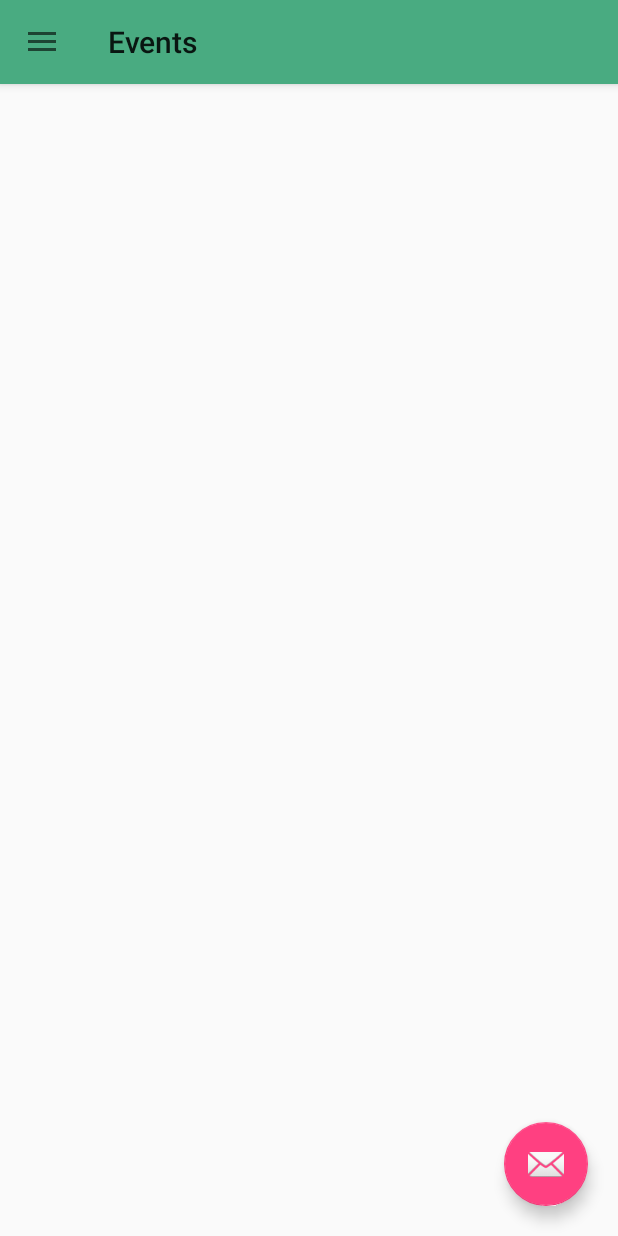
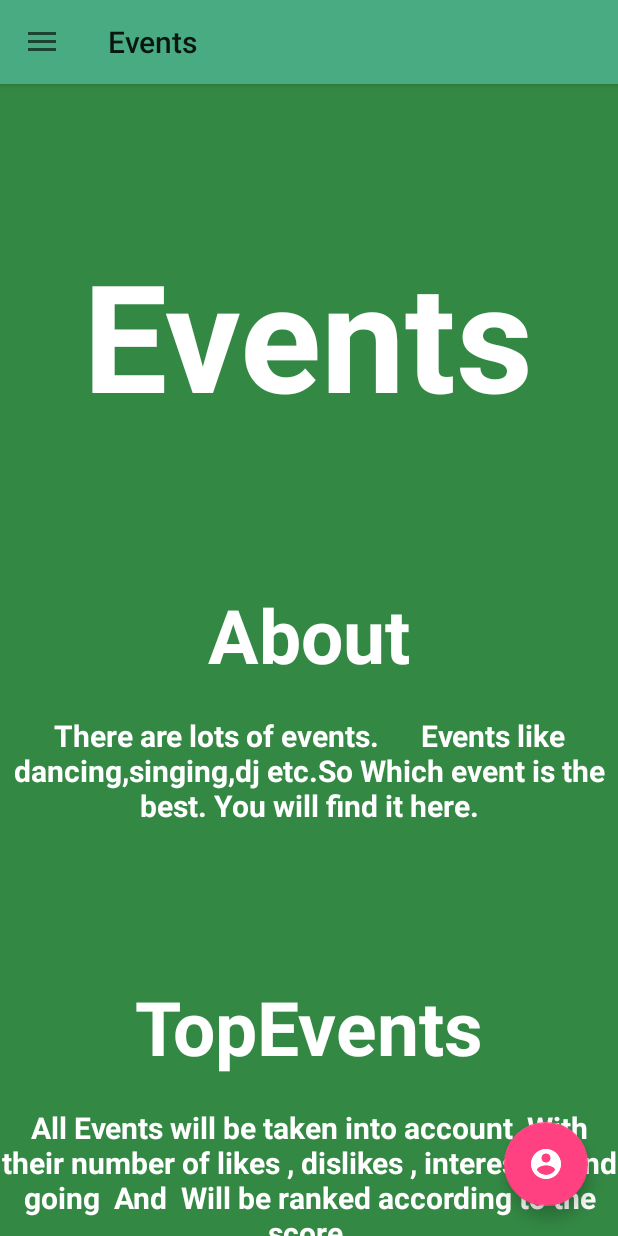
Before and after one commit to anmolduainter/Events-Android-app, an Android app: the screen it shows after launch (MainActivity), on a phone screen of 412 x 824 dp. Run offline under Robolectric (Android 15) with nearby library versions, the phone set to English and light mode, and no system bars; libraries missing offline, so code that uses them is left out: com.daimajia.androidanimations, com.loopj.android, cz.msebera.android, jp.wasabeef.glide; pictures from the network do not load; 10 statements that could not run were skipped.

Commit message:
Some Stuff Added

```diff
--- a/app/src/main/java/com/example/anmol/events/MainActivity.java
+++ b/app/src/main/java/com/example/anmol/events/MainActivity.java
@@ -1,7 +1,9 @@
 package com.example.anmol.events;
 
 import android.content.Intent;
+import android.os.Build;
 import android.support.annotation.NonNull;
+import android.support.annotation.RequiresApi;
 import android.support.design.widget.FloatingActionButton;
 import android.support.design.widget.NavigationView;
 import android.support.design.widget.Snackbar;
@@ -20,7 +22,14 @@ import android.view.View;
 import android.view.animation.TranslateAnimation;
 import android.widget.FrameLayout;
 import android.widget.ImageView;
+import android.widget.RelativeLayout;
+import android.widget.TextView;
 
+import com.bumptech.glide.Glide;
+import com.bumptech.glide.load.resource.drawable.GlideDrawable;
+import com.bumptech.glide.load.resource.gif.GifDrawable;
+import com.bumptech.glide.request.animation.GlideAnimation;
+import com.bumptech.glide.request.target.SimpleTarget;
 import com.daimajia.androidanimations.library.Techniques;
 import com.daimajia.androidanimations.library.YoYo;
 import com.example.anmol.events.Adapter.RecyclerNavAdapter;
@@ -29,12 +38,16 @@ import com.example.anmol.events.Data.login;
 import org.json.JSONException;
 import org.json.JSONObject;
 
+import jp.wasabeef.glide.transformations.BlurTransformation;
+
 public class MainActivity extends AppCompatActivity implements NavigationView.OnNavigationItemSelectedListener {
 
     DrawerLayout drawer;
     RecyclerView recyclerView;
     RecyclerView.LayoutManager layoutManager;
     RecyclerView.Adapter adapter;
+    RelativeLayout relativeLayout,relativeLayoutMain;
+    TextView tx;
 
     @Override
     protected void onCreate(Bundle savedInstanceState) {
@@ -42,6 +55,22 @@ public class MainActivity extends AppCompatActivity implements NavigationView.On
         setContentView(R.layout.activity_main);
         Toolbar toolbar = (Toolbar) findViewById(R.id.toolbar);
         setSupportActionBar(toolbar);
+
+        login l=new login(MainActivity.this);
+
+        relativeLayoutMain= (RelativeLayout) findViewById(R.id.RelativeLayoutMAIN);
+
+
+        Glide.with(getApplicationContext()).load("http://www.iam-active.com/wp-content/uploads/2017/06/6.jpg").bitmapTransform(new BlurTransformation(getApplicationContext(),100)).into(new SimpleTarget<GlideDrawable>() {
+            @RequiresApi(api = Build.VERSION_CODES.JELLY_BEAN)
+            @Override
+            public void onResourceReady(GlideDrawable resource, GlideAnimation<? super GlideDrawable> glideAnimation) {
+
+                relativeLayoutMain.setBackground(resource);
+
+            }
+        });
+
 
         FloatingActionButton fab = (FloatingActionButton) findViewById(R.id.fab);
         fab.setOnClickListener(new View.OnClickListener() {
@@ -68,7 +97,22 @@ public class MainActivity extends AppCompatActivity implements NavigationView.On
 
         final int height=displayMetrics.heightPixels;
 
-        login l=new login(MainActivity.this);
+        relativeLayout= (RelativeLayout) findViewById(R.id.RelativeLayoutnav);
+
+        tx= (TextView) findViewById(R.id.Login_text);
+
+        Glide.with(getApplicationContext()).load("https://www.w3schools.com/css/trolltunga.jpg").bitmapTransform(new BlurTransformation(getApplicationContext(),100)).into(new SimpleTarget<GlideDrawable>() {
+            @RequiresApi(api = Build.VERSION_CODES.JELLY_BEAN)
+            @Override
+            public void onResourceReady(GlideDrawable resource, GlideAnimation<? super GlideDrawable> glideAnimation) {
+
+                relativeLayout.setBackground(resource);
+
+            }
+        });
+
+
+
 
         l.Login(new login.AsyncCallback() {
             @Override
@@ -77,6 +121,12 @@ public class MainActivity extends AppCompatActivity implements NavigationView.On
                 boolean LoggedIn=jsonObject.getBoolean("loggedIn");
 
 
+                if (LoggedIn) {
+                    tx.setText("Welcome "+jsonObject.getJSONObject("user").getString("username"));
+                }
+                else{
+                    tx.setText("Please Login");
+                }
                 recyclerView= (RecyclerView) findViewById(R.id.Recyclerview);
                 layoutManager=new LinearLayoutManager(MainActivity.this);
                 recyclerView.setLayoutManager(layoutManager);
--- a/app/src/main/res/layout/activity_main.xml
+++ b/app/src/main/res/layout/activity_main.xml
@@ -31,16 +31,17 @@
             android:layout_height="200dp">
             <RelativeLayout
                 android:id="@+id/RelativeLayoutnav"
-                android:background="@drawable/mountain"
                 android:layout_width="match_parent"
                 android:layout_height="match_parent">
 
                 <TextView
+                    android:id="@+id/Login_text"
                     android:layout_alignParentBottom="true"
                     android:layout_width="wrap_content"
                     android:layout_height="wrap_content"
                     android:text="Login"
                     android:textSize="20dp"
+                    android:textColor="#fff"
                     android:textStyle="bold"
                     android:layout_marginBottom="20dp"
                     android:layout_marginLeft="20dp"/>
--- a/app/src/main/res/layout/content_main.xml
+++ b/app/src/main/res/layout/content_main.xml
@@ -28,6 +28,6 @@
         android:layout_margin="20dp"
         android:layout_height="wrap_content"
         android:layout_gravity="bottom|end"
-        android:src="@android:drawable/ic_dialog_email" />
+        android:src="@drawable/login" />
 
 </android.support.design.widget.CoordinatorLayout>
--- a/app/src/main/res/layout/contents.xml
+++ b/app/src/main/res/layout/contents.xml
@@ -3,14 +3,109 @@
     xmlns:app="http://schemas.android.com/apk/res-auto"
     xmlns:tools="http://schemas.android.com/tools"
     android:layout_width="match_parent"
+    android:id="@+id/RelativeLayoutMAIN"
+    android:background="#384"
     android:layout_height="match_parent"
-    android:paddingBottom="16dp"
-    android:paddingLeft="16dp"
-    android:paddingRight="16dp"
-    android:paddingTop="16dp"
     app:layout_behavior="@string/appbar_scrolling_view_behavior"
     tools:showIn="@layout/content_main">
 
 
+    <ScrollView
+        android:layout_width="match_parent"
+        android:layout_height="match_parent">
+
+        <RelativeLayout
+            android:layout_width="match_parent"
+            android:layout_height="match_parent">
+
+        <TextView
+            android:id="@+id/Events"
+            android:text="Events"
+            android:textSize="100dp"
+            android:textColor="#fff"
+            android:layout_marginTop="100dp"
+            android:textStyle="bold"
+            android:layout_centerHorizontal="true"
+            android:layout_width="wrap_content"
+            android:layout_height="wrap_content" />
+
+
+            <TextView
+                android:id="@+id/about"
+                android:text="About"
+                android:textSize="50dp"
+                android:layout_below="@id/Events"
+                android:textColor="#fff"
+                android:layout_marginTop="100dp"
+                android:textStyle="bold"
+                android:layout_centerHorizontal="true"
+                android:layout_width="wrap_content"
+                android:layout_height="wrap_content" />
+
+
+
+            <TextView
+                android:id="@+id/about_content"
+                android:text="There are lots of events.
+     Events like dancing,singing,dj etc.So Which event is the best.
+You will find it here."
+                android:textSize="20dp"
+
+                android:gravity="center"
+                android:textColor="#fff"
+                android:layout_below="@id/about"
+                android:layout_marginTop="20dp"
+                android:textStyle="bold"
+                android:layout_centerHorizontal="true"
+                android:layout_width="wrap_content"
+                android:layout_height="wrap_content" />
+
+
+
+
+            <TextView
+                android:id="@+id/TopEvents"
+                android:text="TopEvents"
+                android:textSize="50dp"
+                android:layout_below="@id/about_content"
+                android:layout_marginTop="100dp"
+                android:textStyle="bold"
+                android:textColor="#fff"
+                android:layout_centerHorizontal="true"
+                android:layout_width="wrap_content"
+                android:layout_height="wrap_content" />
+
+
+
+            <TextView
+                android:id="@+id/TopEvents_content"
+                android:text="All Events will be taken into account
+
+With their number of likes , dislikes , interested and going
+
+And
+
+Will be ranked according to the score."
+                android:textSize="20dp"
+
+                android:gravity="center"
+
+                android:textColor="#fff"
+                android:layout_below="@id/TopEvents"
+                android:layout_marginTop="20dp"
+                android:textStyle="bold"
+                android:layout_centerHorizontal="true"
+                android:layout_width="wrap_content"
+                android:layout_height="wrap_content" />
+
+
+
+
+
+        </RelativeLayout>
+
+    </ScrollView>
+
+
 
 </RelativeLayout>
```
